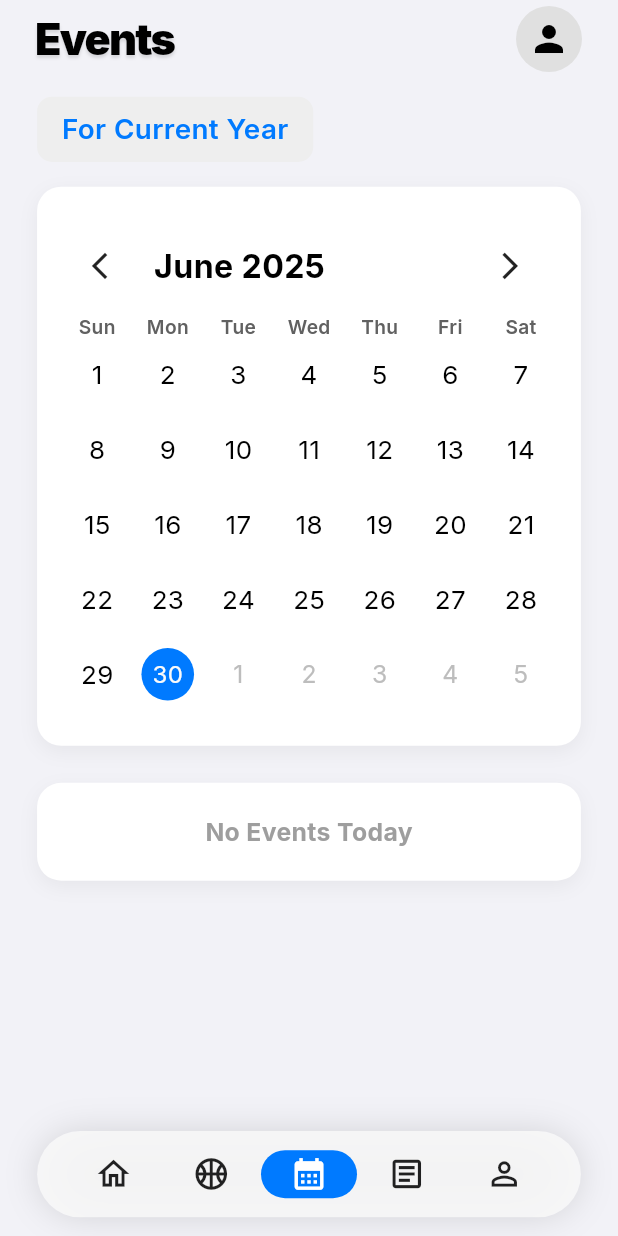
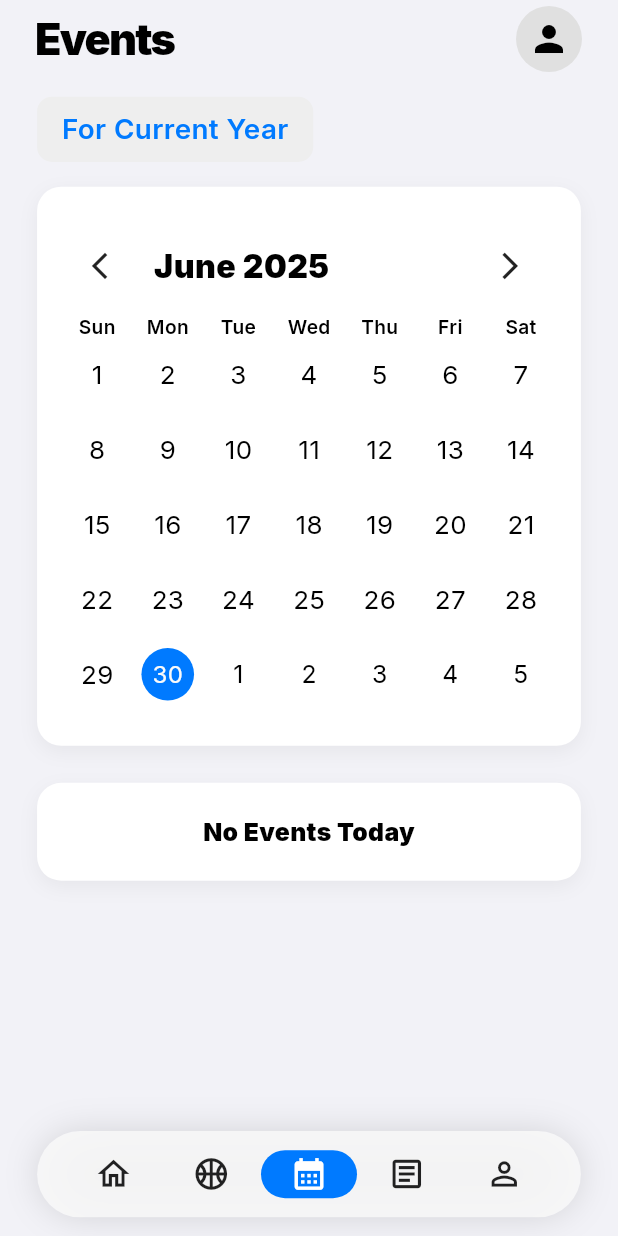
Before and after one commit to NCP-Stampede/northside-app, a Flutter app: the screen it shows after launch, item 3 of the bottom bar chosen, on a phone screen of 412 x 824 dp. Run offline on Flutter 3.47's test engine with Material 3 defaults, Android fonts, the phone set to English and light mode, and no system bars; drawn by our look-alikes of table_calendar; our stand-ins replace get, google_fonts, logger, sizer, sticky_headers, webview_flutter; network calls fail.

Commit message:
Text and aesthetic edits

```diff
--- a/northside_app/lib/app_theme.dart
+++ b/northside_app/lib/app_theme.dart
@@ -9,10 +9,10 @@ class AppTheme {
     colorScheme: ColorScheme.fromSeed(seedColor: const Color(0xFF007AFF)),
     scaffoldBackgroundColor: const Color(0xFFF2F2F7),
     textTheme: const TextTheme(
-      headlineLarge: TextStyle(fontSize: 28, fontWeight: FontWeight.bold),
-      titleMedium: TextStyle(fontSize: 20, fontWeight: FontWeight.bold, color: Colors.grey),
-      bodyMedium: TextStyle(fontSize: 16, color: Colors.black87),
-      bodySmall: TextStyle(fontSize: 14, color: Colors.grey),
+      headlineLarge: TextStyle(fontSize: 28, fontWeight: FontWeight.w900),
+      titleMedium: TextStyle(fontSize: 20, fontWeight: FontWeight.w900, color: Colors.black),
+      bodyMedium: TextStyle(fontSize: 16, color: Colors.black),
+      bodySmall: TextStyle(fontSize: 14, color: Colors.black),
     ),
     cardTheme: CardThemeData(
       color: Colors.white,
--- a/northside_app/lib/core/theme/app_theme.dart
+++ b/northside_app/lib/core/theme/app_theme.dart
@@ -40,24 +40,24 @@ class AppTheme {
           displayLarge: TextStyle(
             // Original size was 28.sp
             fontSize: 26.sp, // Slightly smaller default to help on S9
-            fontWeight: FontWeight.bold,
+            fontWeight: FontWeight.w900,
             color: Colors.black,
           ),
           // For section headers (e.g., "Pinned")
           headlineMedium: TextStyle(
             fontSize: 15.sp, // Reduced from 16.sp
-            fontWeight: FontWeight.bold,
-            color: Colors.grey.shade600,
+            fontWeight: FontWeight.w900,
+            color: Colors.black,
           ),
           // For card titles (e.g., "Homecoming 2024")
           titleLarge: TextStyle(
             fontSize: 15.sp, // Reduced from 16.sp
-            fontWeight: FontWeight.bold,
+            fontWeight: FontWeight.w900,
           ),
           // For subtitles and body text
           bodyMedium: TextStyle(
             fontSize: 11.sp, // Reduced from 12.sp
-            color: Colors.grey.shade700,
+            color: Colors.black,
           ),
           // For button text
           labelLarge: TextStyle(
--- a/northside_app/lib/core/utils/text_helper.dart
+++ b/northside_app/lib/core/utils/text_helper.dart
@@ -48,7 +48,7 @@ class TextHelper {
       text,
       style: TextStyle(
         fontSize: fontSize,
-        fontWeight: isBold ? FontWeight.bold : FontWeight.normal,
+        fontWeight: isBold ? FontWeight.w900 : FontWeight.normal,
         color: color,
       ),
       maxLines: maxLines,
@@ -77,7 +77,7 @@ class TextHelper {
         text,
         style: TextStyle(
           fontSize: fontSize,
-          fontWeight: isBold ? FontWeight.bold : FontWeight.normal,
+          fontWeight: isBold ? FontWeight.w900 : FontWeight.normal,
           color: color,
         ),
       ),
--- a/northside_app/lib/presentation/athletics/all_sports_page.dart
+++ b/northside_app/lib/presentation/athletics/all_sports_page.dart
@@ -54,7 +54,7 @@ class _AllSportsPageState extends State<AllSportsPage> {
         ),
         title: Text(
           'All Sports',
-          style: TextStyle(color: Colors.black, fontWeight: FontWeight.bold, fontSize: screenWidth * 0.07),
+          style: TextStyle(color: Colors.black, fontWeight: FontWeight.w900, fontSize: screenWidth * 0.07),
         ),
       ),
       body: ListView(
@@ -130,7 +130,7 @@ class _AllSportsPageState extends State<AllSportsPage> {
           padding: EdgeInsets.only(bottom: screenWidth * 0.03),
           child: Text(
             title,
-            style: TextStyle(color: Colors.grey.shade600, fontWeight: FontWeight.w600, fontSize: screenWidth * 0.045),
+            style: TextStyle(color: Colors.black, fontWeight: FontWeight.w600, fontSize: screenWidth * 0.045),
           ),
         ),
         ...sports.map((sport) {
--- a/northside_app/lib/presentation/flexes/pick_flex_page.dart
+++ b/northside_app/lib/presentation/flexes/pick_flex_page.dart
@@ -38,7 +38,7 @@ class _PickFlexPageState extends State<PickFlexPage> {
         ),
         title: Text(
           'Pick ${widget.flexPeriod}',
-          style: const TextStyle(color: Colors.black, fontWeight: FontWeight.bold),
+          style: const TextStyle(color: Colors.black, fontWeight: FontWeight.w900),
         ),
         actions: [
           Padding(
@@ -78,7 +78,7 @@ class _PickFlexPageState extends State<PickFlexPage> {
                         mainAxisAlignment: MainAxisAlignment.spaceBetween,
                         children: [
                           Text(choice.teacher, style: const TextStyle(fontSize: 16, fontWeight: FontWeight.w600)),
-                          Text(choice.room, style: TextStyle(fontSize: 16, color: Colors.grey.shade600)),
+                          Text(choice.room, style: TextStyle(fontSize: 16, color: Colors.black)),
                         ],
                       ),
                     ),
--- a/northside_app/lib/presentation/placeholder_pages/events_page.dart
+++ b/northside_app/lib/presentation/placeholder_pages/events_page.dart
@@ -178,20 +178,20 @@ class _EventsPageState extends State<EventsPage> {
               titleCentered: false,
               titleTextStyle: TextStyle(
                 fontSize: headerFontSize,
-                fontWeight: FontWeight.bold,
+                fontWeight: FontWeight.w900,
                 color: Colors.black,
               ),
               leftChevronIcon: Icon(Icons.arrow_back_ios, size: iconSize),
               rightChevronIcon: Icon(Icons.arrow_forward_ios, size: iconSize),
             ),
             daysOfWeekStyle: DaysOfWeekStyle(
-              weekdayStyle: TextStyle(fontSize: dowFontSize, fontWeight: FontWeight.w600, color: Colors.grey.shade700),
-              weekendStyle: TextStyle(fontSize: dowFontSize, fontWeight: FontWeight.w600, color: Colors.grey.shade700),
+              weekdayStyle: TextStyle(fontSize: dowFontSize, fontWeight: FontWeight.w600, color: Colors.black),
+              weekendStyle: TextStyle(fontSize: dowFontSize, fontWeight: FontWeight.w600, color: Colors.black),
             ),
             calendarStyle: CalendarStyle(
               defaultTextStyle: TextStyle(fontSize: dayFontSize, color: Colors.black),
               weekendTextStyle: TextStyle(fontSize: dayFontSize, color: Colors.black),
-              outsideTextStyle: TextStyle(fontSize: dayFontSize * 0.95, color: Colors.grey.shade400),
+              outsideTextStyle: TextStyle(fontSize: dayFontSize * 0.95, color: Colors.black),
               todayDecoration: const BoxDecoration(color: AppColors.primaryBlue, shape: BoxShape.circle),
               selectedDecoration: const BoxDecoration(color: AppColors.primaryBlue, shape: BoxShape.circle),
             ),
@@ -253,7 +253,7 @@ class _NoEventsCard extends StatelessWidget {
           'No Events Today',
           context: context,
           isBold: true,
-          color: Colors.grey,
+          color: Colors.black,
           customSizeMultiplier: isNarrowScreen ? 0.038 : 0.04,
         ),
       ),
@@ -294,13 +294,13 @@ class _EventDetailCard extends StatelessWidget {
             children: [
               Icon(Icons.calendar_today_outlined,
                   size: isNarrowScreen ? screenWidth * 0.04 : screenWidth * 0.045,
-                  color: Colors.grey.shade600),
+                  color: Colors.black),
               SizedBox(width: screenWidth * 0.02),
               Flexible(
                 child: TextHelper.responsiveText(
                   article.subtitle,
                   context: context,
-                  color: Colors.grey.shade600,
+                  color: Colors.black,
                 ),
               ),
             ],
--- a/northside_app/lib/presentation/placeholder_pages/flexes_page.dart
+++ b/northside_app/lib/presentation/placeholder_pages/flexes_page.dart
@@ -51,7 +51,7 @@ class FlexesPage extends StatelessWidget {
         style: TextStyle(
           fontSize: 16,
           fontWeight: FontWeight.w600,
-          color: Colors.grey.shade600,
+          color: Colors.black,
         ),
       ),
     );
@@ -70,7 +70,7 @@ class _FlexRegistrationSection extends StatelessWidget {
       children: [
         Padding(
           padding: const EdgeInsets.only(bottom: 12.0, top: 16.0),
-          child: Text(title, style: const TextStyle(fontSize: 18, fontWeight: FontWeight.bold)),
+          child: Text(title, style: const TextStyle(fontSize: 18, fontWeight: FontWeight.w900)),
         ),
         if (pickedChoice != null)
           _PickedFlexCard(choice: pickedChoice!)
--- a/northside_app/lib/presentation/placeholder_pages/hoofbeat_page.dart
+++ b/northside_app/lib/presentation/placeholder_pages/hoofbeat_page.dart
@@ -109,7 +109,7 @@ class _HoofBeatPageState extends State<HoofBeatPage> {
                   'Hoofbeat',
                   style: TextStyle(
                     fontSize: 48,
-                    fontWeight: FontWeight.bold,
+                    fontWeight: FontWeight.w900,
                     color: Colors.black,
                   ),
                 ),
--- a/northside_app/lib/presentation/placeholder_pages/profile_page.dart
+++ b/northside_app/lib/presentation/placeholder_pages/profile_page.dart
@@ -141,9 +141,9 @@ class ProfilePage extends StatelessWidget {
         SizedBox(height: screenWidth * 0.04),
         Text('User', style: TextStyle(fontSize: nameFontSize, fontWeight: FontWeight.bold), maxLines: 1, overflow: TextOverflow.ellipsis),
         SizedBox(height: screenWidth * 0.01),
-        Text('ID', style: TextStyle(fontSize: infoFontSize, color: Colors.grey.shade600), maxLines: 1, overflow: TextOverflow.ellipsis),
+        Text('ID', style: TextStyle(fontSize: infoFontSize, color: Colors.black), maxLines: 1, overflow: TextOverflow.ellipsis),
         SizedBox(height: screenWidth * 0.01),
-        Text('Northside College Prep', style: TextStyle(fontSize: infoFontSize, color: Colors.grey.shade600), maxLines: 1, overflow: TextOverflow.ellipsis),
+        Text('Northside College Prep', style: TextStyle(fontSize: infoFontSize, color: Colors.black), maxLines: 1, overflow: TextOverflow.ellipsis),
       ],
     );
   }
@@ -167,7 +167,7 @@ class ProfilePage extends StatelessWidget {
           children: [
             Text(title, style: TextStyle(fontSize: titleFontSize, fontWeight: FontWeight.bold), maxLines: 1, overflow: TextOverflow.ellipsis),
             SizedBox(height: screenWidth * 0.01),
-            Text(subtitle, style: TextStyle(fontSize: subtitleFontSize, color: Colors.grey.shade600), maxLines: 1, overflow: TextOverflow.ellipsis),
+            Text(subtitle, style: TextStyle(fontSize: subtitleFontSize, color: Colors.black), maxLines: 1, overflow: TextOverflow.ellipsis),
           ],
         ),
       ),
--- a/northside_app/lib/widgets/article_detail_sheet.dart
+++ b/northside_app/lib/widgets/article_detail_sheet.dart
@@ -116,7 +116,7 @@ class ArticleDetailSheet extends StatelessWidget {
                 // Title
                 Text(
                   article.title,
-                  style: const TextStyle(fontSize: 28, fontWeight: FontWeight.bold),
+                  style: const TextStyle(fontSize: 28, fontWeight: FontWeight.w900),
                 ),
                 const SizedBox(height: 16),
                 // Main content with link support
--- a/northside_app/lib/widgets/login_sheet.dart
+++ b/northside_app/lib/widgets/login_sheet.dart
@@ -92,7 +92,7 @@ class _LoginSheetState extends State<LoginSheet> {
                   children: [
                     const Text(
                       'Link Flex Account',
-                      style: TextStyle(fontSize: 28, fontWeight: FontWeight.bold),
+                      style: TextStyle(fontSize: 28, fontWeight: FontWeight.w900),
                     ),
                     const SizedBox(height: 32),
                     // Email/Username TextField
--- a/northside_app/lib/widgets/shared_header.dart
+++ b/northside_app/lib/widgets/shared_header.dart
@@ -31,13 +31,6 @@ class SharedHeader extends StatelessWidget {
               fontWeight: FontWeight.w900,
               color: Colors.black,
               letterSpacing: -1.2, // Even tighter tracking for extra bold impact
-              shadows: [
-                Shadow(
-                  color: Colors.black.withOpacity(0.12),
-                  offset: const Offset(0, 2),
-                  blurRadius: 2,
-                ),
-              ],
             ),
             maxLines: 1,
             overflow: TextOverflow.ellipsis,
--- a/northside_app/lib/widgets/webview_sheet.dart
+++ b/northside_app/lib/widgets/webview_sheet.dart
@@ -114,7 +114,7 @@ class _WebViewSheetState extends State<WebViewSheet> {
                         style: TextStyle(
                           fontSize: 18,
                           fontWeight: FontWeight.w600,
-                          color: Colors.grey.shade700,
+                          color: Colors.black,
                         ),
                       ),
                     ),
```
Also changed, not shown: northside_app/lib/presentation/athletics/sport_detail_page.dart (+4 -4 lines), northside_app/lib/presentation/home_screen/home_screen.dart (+7 -8 lines), northside_app/lib/presentation/home_screen_content/home_screen_content.dart (+10 -10 lines), northside_app/lib/presentation/placeholder_pages/athletics_page.dart (+4 -4 lines), northside_app/lib/presentation/placeholder_pages/bulletin_page.dart (+7 -7 lines), northside_app/lib/presentation/placeholder_pages/bulletin_page_fixed.dart (+9 -9 lines).
